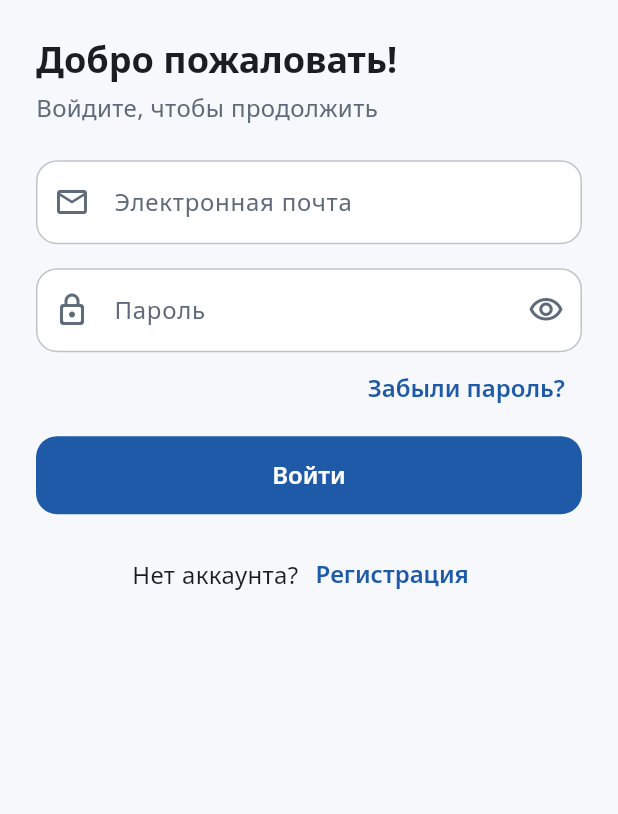
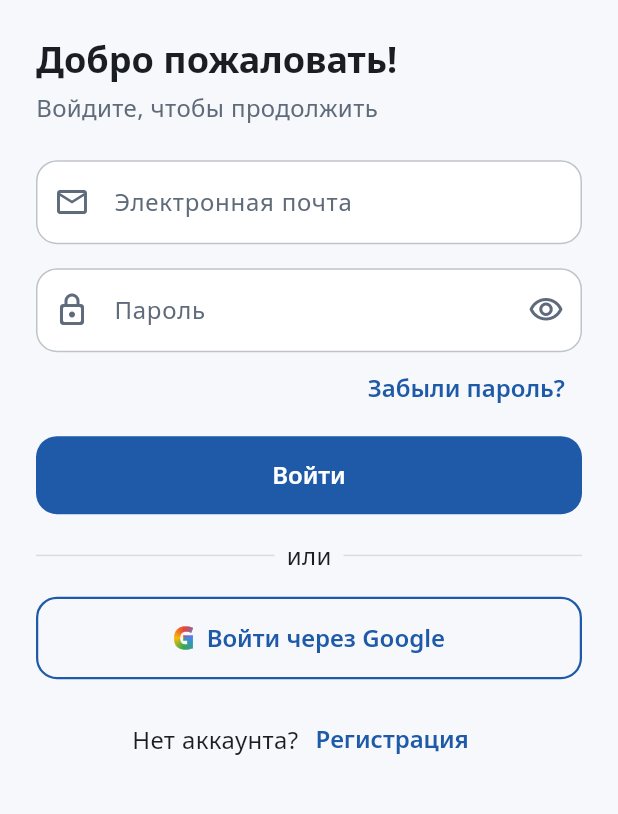
Before and after one commit to maga76/Sanjis, a Flutter app: the screen it shows after launch, after a tap on "🇷🇺", after a tap on "Продолжить", on a phone screen of 412 x 824 dp, the part 383-1197 px from its top. Run offline on Flutter 3.47's test engine with Material 3 defaults, Android fonts, the light colour scheme and no system bars; our stand-ins replace firebase_auth, firebase_core, flutter_riverpod, go_router, google_sign_in, package_info_plus and 1 more; accounts and stored records are empty; generated files the repository leaves out were written again.

Commit message:
Вход через Google (Firebase Auth)
- Кнопка «Ворид шудан бо Google» на экране входа, выход в профиле
- Имя из Google-аккаунта на главной и в профиле
- Firebase подключается, только если есть android/app/google-services.json;
  без него приложение работает как раньше
- Инструкция по настройке Firebase: docs/GOOGLE_SIGN_IN.md

```diff
--- a/lib/features/auth/presentation/login_screen.dart
+++ b/lib/features/auth/presentation/login_screen.dart
@@ -1,5 +1,6 @@
 import 'package:flutter/foundation.dart';
 import 'package:flutter/material.dart';
+import 'package:flutter_riverpod/flutter_riverpod.dart';
 import 'package:go_router/go_router.dart';
 
 import '../../../app/routes.dart';
@@ -9,21 +10,23 @@ import '../../../core/utils/validators.dart';
 import '../../../core/widgets/app_logo.dart';
 import '../../../core/widgets/notebook_header.dart';
 import '../../../core/widgets/language_switch.dart';
+import '../application/auth_service.dart';
 
-/// Экран входа. Пока без Firebase: кнопка «Войти» просто открывает
-/// интерфейс ученика. Настоящий вход появится на этапе 2.
-class LoginScreen extends StatefulWidget {
+/// Экран входа. Вход через Google работает через Firebase;
+/// «Войти» по почте пока просто открывает интерфейс ученика (этап 2).
+class LoginScreen extends ConsumerStatefulWidget {
   const LoginScreen({super.key});
 
   @override
-  State<LoginScreen> createState() => _LoginScreenState();
+  ConsumerState<LoginScreen> createState() => _LoginScreenState();
 }
 
-class _LoginScreenState extends State<LoginScreen> {
+class _LoginScreenState extends ConsumerState<LoginScreen> {
   final _formKey = GlobalKey<FormState>();
   final _email = TextEditingController();
   final _password = TextEditingController();
   bool _obscure = true;
+  bool _googleBusy = false;
 
   @override
   void dispose() {
@@ -35,6 +38,27 @@ class _LoginScreenState extends State<LoginScreen> {
   void _submit() {
     if (!_formKey.currentState!.validate()) return;
     context.go(Routes.studentHome);
+  }
+
+  Future<void> _signInWithGoogle() async {
+    final l10n = context.l10n;
+    setState(() => _googleBusy = true);
+    final result = await ref.read(authServiceProvider).signInWithGoogle();
+    if (!mounted) return;
+    setState(() => _googleBusy = false);
+    final message = switch (result) {
+      GoogleSignInResult.success => null,
+      GoogleSignInResult.canceled => null,
+      GoogleSignInResult.notConfigured => l10n.googleNotConfigured,
+      GoogleSignInResult.failed => l10n.googleSignInFailed,
+    };
+    if (result == GoogleSignInResult.success) {
+      context.go(Routes.studentHome);
+    } else if (message != null) {
+      ScaffoldMessenger.of(context)
+        ..hideCurrentSnackBar()
+        ..showSnackBar(SnackBar(content: Text(message)));
+    }
   }
 
   @override
@@ -149,6 +173,32 @@ class _LoginScreenState extends State<LoginScreen> {
                       const SizedBox(height: AppSpacing.s),
                       FilledButton(onPressed: _submit, child: Text(l10n.login)),
                       const SizedBox(height: AppSpacing.m),
+                      Row(
+                        children: [
+                          const Expanded(child: Divider()),
+                          Padding(
+                            padding: const EdgeInsets.symmetric(
+                              horizontal: AppSpacing.s,
+                            ),
+                            child: Text(l10n.orDivider),
+                          ),
+                          const Expanded(child: Divider()),
+                        ],
+                      ),
+                      const SizedBox(height: AppSpacing.m),
+                      OutlinedButton.icon(
+                        onPressed: _googleBusy ? null : _signInWithGoogle,
+                        icon: _googleBusy
+                            ? const SizedBox.square(
+                                dimension: 20,
+                                child: CircularProgressIndicator(
+                                  strokeWidth: 2,
+                                ),
+                              )
+                            : const _GoogleMark(),
+                        label: Text(l10n.signInWithGoogle),
+                      ),
+                      const SizedBox(height: AppSpacing.m),
                       Wrap(
                         alignment: WrapAlignment.center,
                         crossAxisAlignment: WrapCrossAlignment.center,
@@ -181,3 +231,31 @@ class _LoginScreenState extends State<LoginScreen> {
     );
   }
 }
+
+/// Буква «G» в цветах Google вместо картинки-ассета.
+class _GoogleMark extends StatelessWidget {
+  const _GoogleMark();
+
+  @override
+  Widget build(BuildContext context) {
+    return ShaderMask(
+      shaderCallback: (bounds) => const SweepGradient(
+        colors: [
+          Color(0xFF4285F4),
+          Color(0xFF34A853),
+          Color(0xFFFBBC05),
+          Color(0xFFEA4335),
+          Color(0xFF4285F4),
+        ],
+      ).createShader(bounds),
+      child: const Text(
+        'G',
+        style: TextStyle(
+          fontSize: 20,
+          fontWeight: FontWeight.w900,
+          color: Colors.white,
+        ),
+      ),
+    );
+  }
+}
--- a/lib/features/onboarding/presentation/splash_screen.dart
+++ b/lib/features/onboarding/presentation/splash_screen.dart
@@ -9,6 +9,7 @@ import '../../../app/theme/app_theme.dart';
 import '../../../core/l10n/l10n.dart';
 import '../../../core/widgets/app_logo.dart';
 import '../../../core/widgets/notebook_header.dart';
+import '../../auth/application/auth_service.dart';
 
 /// Заставка: логотип на синем фоне, загрузка языка, затем переход дальше.
 /// На этапе 2 здесь добавится проверка входа и роли (ученик / админ).
@@ -31,7 +32,14 @@ class _SplashScreenState extends ConsumerState<SplashScreen> {
     await Future<void>.delayed(const Duration(milliseconds: 900));
     if (!mounted) return;
     final languageChosen = ref.read(settingsProvider).languageChosen;
-    context.go(languageChosen ? Routes.login : Routes.language);
+    final signedIn = ref.read(authServiceProvider).currentUser != null;
+    context.go(
+      !languageChosen
+          ? Routes.language
+          : signedIn
+          ? Routes.studentHome
+          : Routes.login,
+    );
   }
 
   @override
--- a/lib/features/student/presentation/student_home_screen.dart
+++ b/lib/features/student/presentation/student_home_screen.dart
@@ -9,6 +9,7 @@ import '../../../core/l10n/l10n.dart';
 import '../../../core/widgets/notebook_header.dart';
 import '../../../core/widgets/state_views.dart';
 import '../../../data/seed/default_subjects.dart';
+import '../../auth/application/auth_service.dart';
 import '../application/grade_filter.dart';
 import 'widgets/subject_card.dart';
 
@@ -92,7 +93,9 @@ class _HomeHeader extends ConsumerWidget {
   Widget build(BuildContext context, WidgetRef ref) {
     final l10n = context.l10n;
     final textTheme = Theme.of(context).textTheme;
-    final name = l10n.studentDefaultName;
+    final name =
+        ref.watch(authUserProvider).value?.displayName?.split(' ').first ??
+        l10n.studentDefaultName;
 
     return NotebookHeader(
       padding: const EdgeInsets.fromLTRB(
--- a/lib/l10n/app_ru.arb
+++ b/lib/l10n/app_ru.arb
@@ -105,6 +105,10 @@
   "exitTestBody": "Результат этого теста не сохранится.",
   "exitTest": "Прервать",
   "topicsCount": "Тем: {count}",
+  "signInWithGoogle": "Войти через Google",
+  "orDivider": "или",
+  "googleNotConfigured": "Вход через Google ещё не настроен",
+  "googleSignInFailed": "Не удалось войти через Google. Попробуйте ещё раз.",
   "bestResult": "Лучший результат: {percent}%",
 
   "regionDushanbe": "Душанбе",
--- a/lib/l10n/app_tg.arb
+++ b/lib/l10n/app_tg.arb
@@ -141,6 +141,10 @@
   "@topicsCount": {
     "placeholders": { "count": { "type": "int" } }
   },
+  "signInWithGoogle": "Ворид шудан бо Google",
+  "orDivider": "ё",
+  "googleNotConfigured": "Вуруд бо Google ҳоло танзим нашудааст",
+  "googleSignInFailed": "Бо Google ворид шудан нашуд. Боз кӯшиш кунед.",
   "bestResult": "Беҳтарин натиҷа: {percent}%",
   "@bestResult": {
     "placeholders": { "percent": { "type": "int" } }
--- a/lib/main.dart
+++ b/lib/main.dart
@@ -1,9 +1,11 @@
+import 'package:firebase_core/firebase_core.dart';
 import 'package:flutter/material.dart';
 import 'package:flutter_riverpod/flutter_riverpod.dart';
 import 'package:shared_preferences/shared_preferences.dart';
 
 import 'app/app.dart';
 import 'app/settings/app_settings.dart';
+import 'features/auth/application/auth_service.dart';
 
 Future<void> main() async {
   WidgetsFlutterBinding.ensureInitialized();
@@ -11,11 +13,22 @@ Future<void> main() async {
   // Настройки читаем до запуска UI, чтобы сразу показать нужный язык и тему.
   final prefs = await SharedPreferences.getInstance();
 
-  // Firebase будет инициализироваться здесь на этапе 2.
+  // Без google-services.json Firebase не настроен — приложение работает,
+  // но вход через Google недоступен.
+  var firebaseReady = false;
+  try {
+    await Firebase.initializeApp();
+    firebaseReady = true;
+  } on Object catch (e) {
+    debugPrint('Firebase не настроен: $e');
+  }
 
   runApp(
     ProviderScope(
-      overrides: [sharedPreferencesProvider.overrideWithValue(prefs)],
+      overrides: [
+        sharedPreferencesProvider.overrideWithValue(prefs),
+        firebaseReadyProvider.overrideWithValue(firebaseReady),
+      ],
       child: const SanjishApp(),
     ),
   );
--- a/pubspec.yaml
+++ b/pubspec.yaml
@@ -24,6 +24,9 @@ dependencies:
 
   # Версия приложения на экране настроек
   package_info_plus: ^10.2.2
+  firebase_core: ^5.0.0
+  firebase_auth: ^7.0.0
+  google_sign_in: ^7.2.0
 
 dev_dependencies:
   flutter_test:
```
Also changed, not shown: lib/features/auth/application/auth_service.dart (added, +63 -0 lines), lib/features/student/presentation/profile_screen.dart (+18 -1 lines), pubspec.lock, 4 other files.
